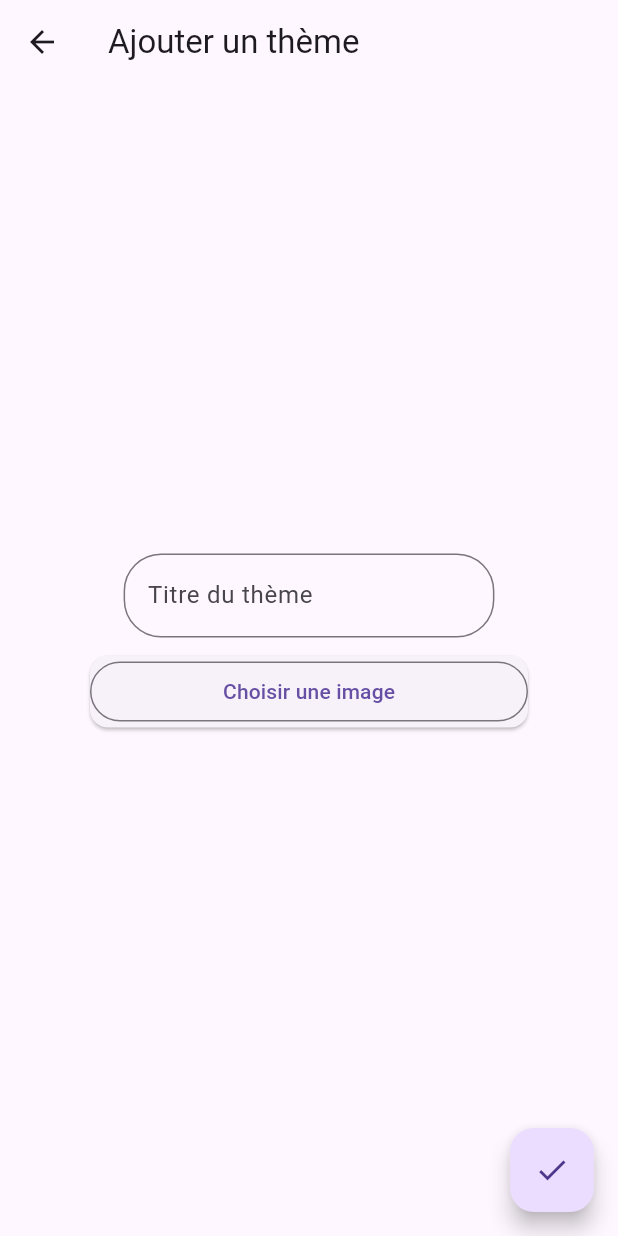
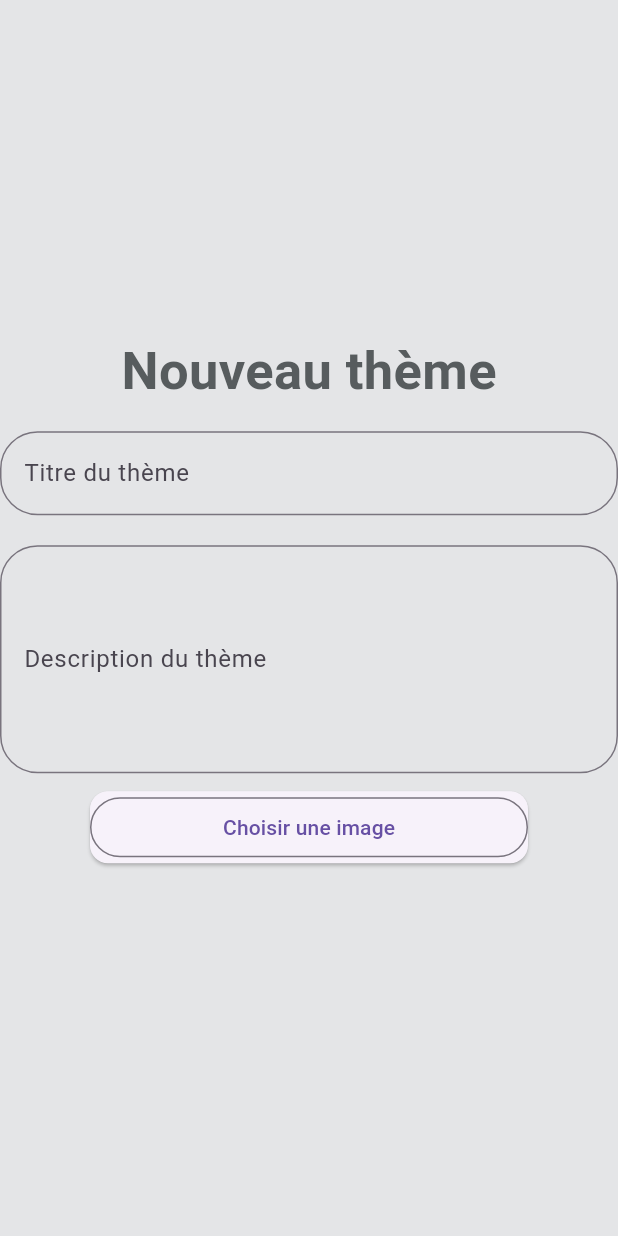
Before and after one commit to yamzal1/popdot, a Flutter app: the ThemeForm screen opened directly, after a tap on "Choisir une image", on a phone screen of 412 x 824 dp. Run offline on Flutter 3.47's test engine with Material 2 defaults, Android fonts, the phone set to English and light mode, and no system bars; our stand-ins replace cloud_firestore, file_picker, firebase_core, firebase_storage, hive, hive_flutter and 2 more; missing offline and left inert: flutter_iconpicker; accounts and stored records are empty.

Commit message:
Formulaire pas beau

```diff
--- a/lib/pages/home.dart
+++ b/lib/pages/home.dart
@@ -2,6 +2,7 @@ import 'package:flutter/material.dart';
 import 'package:image_picker/image_picker.dart';
 import 'package:popdot/database/firebase_tools.dart';
 import 'package:popdot/database/hive_tools.dart';
+import 'package:popdot/pages/theme_form.dart';
 import 'package:popdot/pages/theme_sounds.dart';
 
 import '../theme/app_colors.dart';
@@ -29,9 +30,29 @@ class _HomePageState extends State<HomePage> {
           elevation: 0,
           backgroundColor: AppColors.white,
           title: Center(
-            child: SizedBox(
-              height: 80,
-              child: Image.asset('assets/images/logo.png'),
+            child: GestureDetector(
+              onDoubleTap:(){
+                showDialog(context: context,
+
+                    builder: (BuildContext cxt) {
+                      return AlertDialog(
+                          content: ThemeForm(),
+                        contentPadding: EdgeInsets.fromLTRB(10, 0, 10, 0),
+                        backgroundColor: AppColors.white,
+
+                      );
+                    });
+                // Navigator.push(
+                //   context,
+                //   MaterialPageRoute(
+                //     builder: (context) => const ThemeForm(),
+                //   ),
+                // );
+              },
+              child: SizedBox(
+                height: 80,
+                child: Image.asset('assets/images/logo.png'),
+              ),
             ),
           ),
           toolbarHeight: 80,
@@ -236,6 +257,4 @@ class _HomePageState extends State<HomePage> {
       ),
     );
   }
-
-  animateLoading() {}
 }
--- a/lib/pages/theme_form.dart
+++ b/lib/pages/theme_form.dart
@@ -5,29 +5,29 @@ import '../database/firebase_tools.dart';
 import '../database/hive_tools.dart';
 import '../theme/app_colors.dart';
 
-
 class ThemeForm extends StatefulWidget {
   const ThemeForm({Key? key}) : super(key: key);
-  //static const String soundBoxName = "sounds";
+  static const String themeBoxName = "themes";
   @override
   _ThemeFormState createState() => _ThemeFormState();
 }
 
-
 class _ThemeFormState extends State<ThemeForm> {
-
   final myController = TextEditingController();
   TextEditingController titreTheme = TextEditingController();
-  //late Box<Sound> soundBox;
+  late Box<JukeboxTheme> themeBox;
   String _nomImage = "";
-  String _nomTheme = "Thème";
+  bool _isButtonDisabled = true;
+  bool imageIsPicked = false;
 
+  final DescController = TextEditingController();
+  final TitreController = TextEditingController();
 
   @override
   void initState() {
     // TODO: implement initState
     super.initState();
-    //soundBox = Hive.box(ThemeForm.soundBoxName);
+    themeBox = Hive.box(ThemeForm.themeBoxName);
   }
 
   @override
@@ -37,46 +37,81 @@ class _ThemeFormState extends State<ThemeForm> {
     super.dispose();
   }
 
-
-
   void reset() {}
 
   @override
   Widget build(BuildContext context) {
     return Scaffold(
-      appBar: AppBar(
-        title: const Text('Ajouter un thème'),
-      ),
+      backgroundColor: AppColors.white,
+
       body: Center(
-
         child: Column(
           mainAxisAlignment: MainAxisAlignment.center,
           children: [
-
-            SizedBox(
-              width: MediaQuery.of(context).size.width * 0.6,
-              child: TextFormField(
-                decoration: new InputDecoration(
+            Padding(
+              padding: const EdgeInsets.fromLTRB(0, 0, 0, 15),
+              child: Text(
+                'Nouveau thème',
+                style: TextStyle(
+                  fontSize: 35,
+                  fontWeight: FontWeight.bold,
+                  // color: Theme.of(context).primaryColor,
+                  color: AppColors.darkGrey,
+                ),
+              ),
+            ),
+            TextFormField(
+              controller: TitreController,
+              decoration: InputDecoration(
                 labelText: "Titre du thème",
                 fillColor: Colors.white,
-                  border: new OutlineInputBorder(
-                    borderRadius: new BorderRadius.circular(25.0),
-                    borderSide: new BorderSide(
-                    ),
+                border: OutlineInputBorder(
+                  borderRadius: BorderRadius.circular(25.0),
+                  borderSide: BorderSide(),
                 ),
                 //fillColor: Colors.green
               ),
               validator: (val) {
-                  if(val?.length==0) {
+                if (val?.length == 0) {
                   return "Le titre ne peut pas être vide !";
-                  }else{
+                } else {
                   return null;
                 }
               },
+              onChanged: (text) {
+                onTextChange();
+              },
               keyboardType: TextInputType.name,
-                style: new TextStyle(
+              style: TextStyle(
                 fontFamily: "Poppins",
               ),
+            ),
+            const Padding(padding: EdgeInsets.all(10)),
+            TextFormField(
+
+              controller: DescController,
+              maxLines: 5,
+              decoration: InputDecoration(
+                labelText: "Description du thème",
+                fillColor: Colors.white,
+                border: OutlineInputBorder(
+                  borderRadius: BorderRadius.circular(25.0),
+                  borderSide: BorderSide(),
+                ),
+                //fillColor: Colors.green
+              ),
+              validator: (desc) {
+                if (desc?.length == 0) {
+                  return "La description ne peut pas être vide !";
+                } else {
+                  return null;
+                }
+              },
+              onChanged: (text) {
+                onTextChange();
+              },
+              style: const TextStyle(
+                fontFamily: "Poppins",
               ),
             ),
             Padding(
@@ -87,8 +122,7 @@ class _ThemeFormState extends State<ThemeForm> {
                   child: OutlinedButton(
                     child: const Text('Choisir une image'),
                     onPressed: () async {
-                      var picked =
-                      await FilePicker.platform.pickFiles();
+                      var picked = await FilePicker.platform.pickFiles();
 
                       if (picked != null) {
                         final fileBytes = picked.files.first.bytes;
@@ -97,34 +131,54 @@ class _ThemeFormState extends State<ThemeForm> {
                             fileName.toString().endsWith(".png")) {
                           _nomImage = fileName;
 
-                                setState(() {});
+                          setState(() {
+                            imageIsPicked = true;
+                          });
                           //addImage(fileName, fileBytes);
                         }
                       }
+                      onTextChange();
                     },
                   ),
                 ),
-
               ),
             ),
             Text(
               _nomImage,
-              style: TextStyle(
+              style: const TextStyle(
                   color: AppColors.darkGrey,
                   fontSize: 10,
                   fontWeight: FontWeight.bold),
             ),
           ],
         ),
+      ),
+      floatingActionButton: _isButtonDisabled == false
+          ? FloatingActionButton(
+              onPressed: () {
+                createTheme(
+                    TitreController.text, DescController.text, "wow"); //TODO
+              },
+              tooltip: 'Valider',
+              child: const Icon(Icons.check),
+            )
+          : Container(),
+    );
+  }
+
+  void onTextChange() {
+    if (DescController.text.isNotEmpty &&
+        TitreController.text.isNotEmpty &&
+        imageIsPicked) {
+      setState(() {
+        _isButtonDisabled = false;
+      });
+    } else {
+      setState(() {
+        _isButtonDisabled = true;
+      });
+    }
+  }
 
 
-
-      ),
-      floatingActionButton: FloatingActionButton(
-        onPressed: () {  },
-        tooltip: 'Valider',
-        child: const Icon(Icons.check),
-      ),
-    );
 }
-}
```
Also changed, not shown: pubspec.lock. Lines whose indentation alone changed are shown as unchanged.
